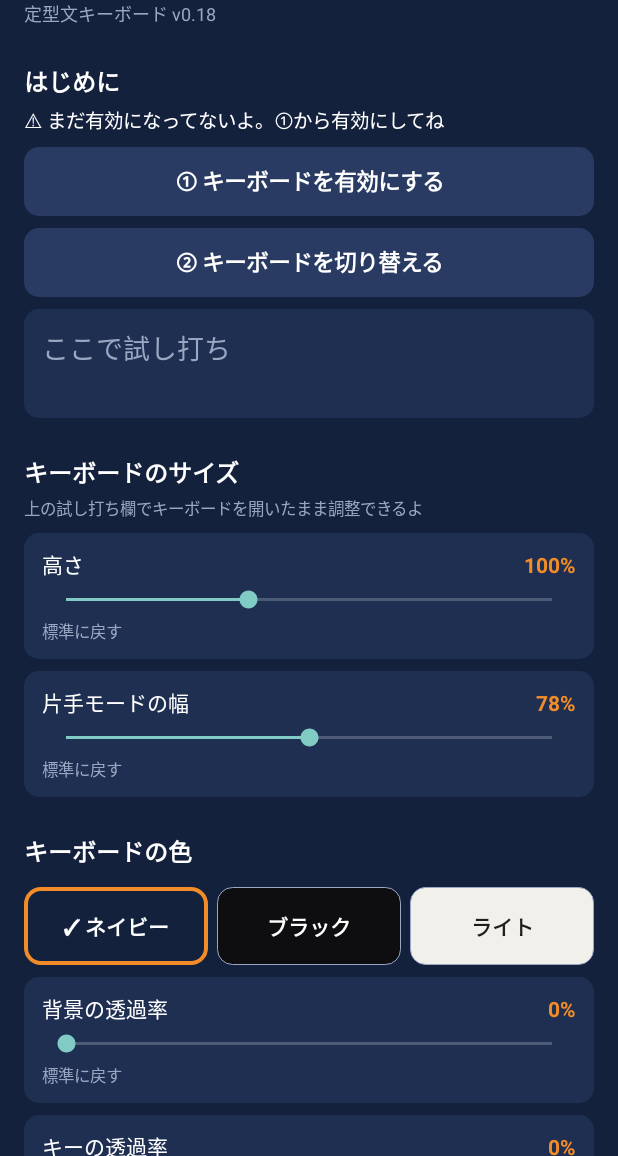
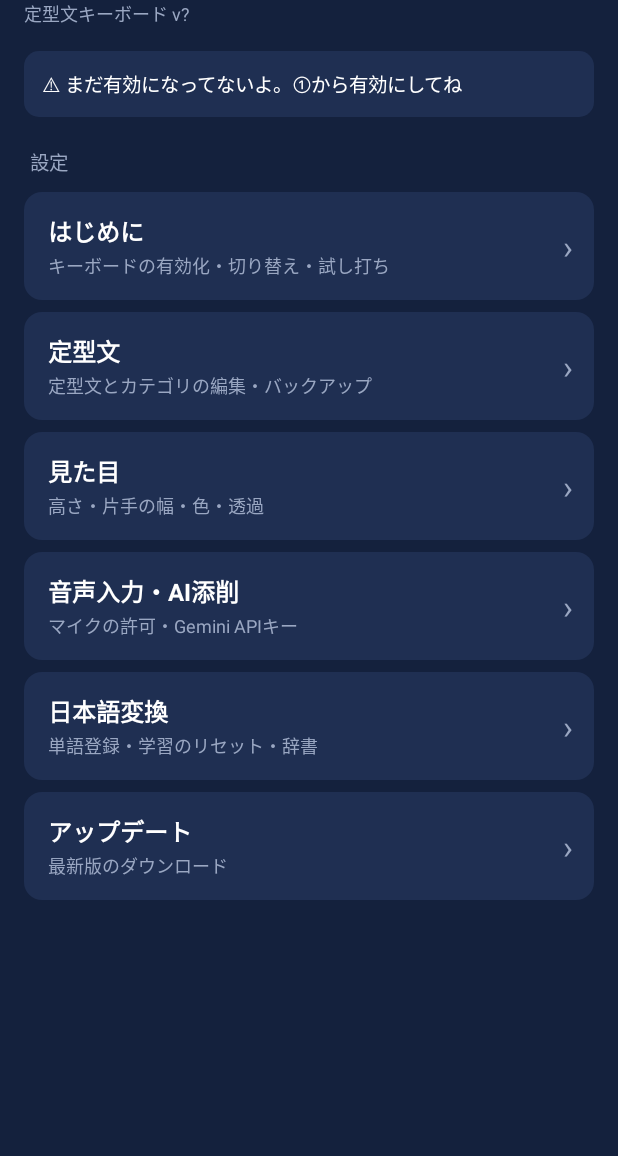
Before and after one commit to shinichitakebuchi-netizen/kooky-keyboard, an Android app: the screen it shows after launch (MainActivity), on a phone screen of 412 x 824 dp, the part 80-1236 px from its top. Run offline under Robolectric (Android 15) with nearby library versions, the phone set to English and light mode, and no system bars; pictures from the network do not load.

Commit message:
v0.19: 設定画面をメニュー＋各ページの2階層に整理
Co-Authored-By: Claude Opus 5.5 <noreply@anthropic.com>
Claude-Session: https://claude.ai/code/session_01TUKXH5ENyJDFos8Gfwi8nY

```diff
--- a/app/build.gradle.kts
+++ b/app/build.gradle.kts
@@ -11,8 +11,8 @@ android {
         applicationId = "jp.kooky.keyboard"
         minSdk = 26
         targetSdk = 34
-        versionCode = 18
-        versionName = "0.18"
+        versionCode = 19
+        versionName = "0.19"
     }
 
     // 毎回同じ鍵で署名して、上書きインストールできるようにする
--- a/app/src/main/java/jp/kooky/keyboard/MainActivity.kt
+++ b/app/src/main/java/jp/kooky/keyboard/MainActivity.kt
@@ -32,9 +32,14 @@ class MainActivity : Activity() {
     private var cats: MutableList<Category> = mutableListOf()
     private var current = 0
 
-    private lateinit var statusText: TextView
-    private lateinit var tabsRow: LinearLayout
-    private lateinit var listBox: LinearLayout
+    // 今表示しているページの部品（ページを切り替えると作り直す）
+    private var statusText: TextView? = null
+    private var tabsRow: LinearLayout? = null
+    private var listBox: LinearLayout? = null
+
+    private lateinit var scrollView: ScrollView
+    private lateinit var col: LinearLayout
+    private var page = "top"
 
     private val match = ViewGroup.LayoutParams.MATCH_PARENT
     private val wrap = ViewGroup.LayoutParams.WRAP_CONTENT
@@ -46,64 +51,140 @@ class MainActivity : Activity() {
         window.statusBarColor = Ui.BG
         window.navigationBarColor = Ui.BG
 
-        val scroll = ScrollView(this).apply {
+        scrollView = ScrollView(this).apply {
             setBackgroundColor(Ui.BG)
             isFillViewport = true
         }
-        val col = LinearLayout(this).apply {
+        col = LinearLayout(this).apply {
             orientation = LinearLayout.VERTICAL
             setPadding(dp(16), dp(24), dp(16), dp(48))
         }
-        scroll.addView(col)
-        setContentView(scroll)
+        scrollView.addView(col)
+        setContentView(scrollView)
+        showPage("top")
+    }
 
+    // ---------- ページの切り替え ----------
+
+    // 各ページの名前（メニューの見出し・説明）
+    private val pages = listOf(
+        Triple("start", "はじめに", "キーボードの有効化・切り替え・試し打ち"),
+        Triple("phrase", "定型文", "定型文とカテゴリの編集・バックアップ"),
+        Triple("look", "見た目", "高さ・片手の幅・色・透過"),
+        Triple("voice", "音声入力・AI添削", "マイクの許可・Gemini APIキー"),
+        Triple("conv", "日本語変換", "単語登録・学習のリセット・辞書"),
+        Triple("update", "アップデート", "最新版のダウンロード")
+    )
+
+    private fun showPage(p: String) {
+        page = p
+        statusText = null
+        tabsRow = null
+        listBox = null
+        micStatus = null
+        userBox = null
+        col.removeAllViews()
+        scrollView.scrollTo(0, 0)
+
+        if (p == "top") {
+            buildTop()
+        } else {
+            pageHeader(pages.firstOrNull { it.first == p }?.second ?: "")
+            when (p) {
+                "start" -> buildStart()
+                "phrase" -> buildPhrase()
+                "look" -> buildLook()
+                "voice" -> buildVoice()
+                "conv" -> buildConv()
+                "update" -> buildUpdate()
+            }
+        }
+        updateStatus()
+        updateMicStatus()
+    }
+
+    @Deprecated("Deprecated in Java")
+    override fun onBackPressed() {
+        if (page != "top") showPage("top") else super.onBackPressed()
+    }
+
+    // サブページの見出し：‹ 戻る ＋ タイトル
+    private fun pageHeader(title: String) {
+        col.addView(text("‹ 設定に戻る", 14f, Ui.ORANGE, bold = true).apply {
+            setPadding(0, dp(4), dp(16), dp(12))
+            setOnClickListener { showPage("top") }
+        })
+        col.addView(text(title, 22f, Ui.TEXT, bold = true))
+    }
+
+    private fun buildTop() {
         col.addView(text("KOOKY KEYBOARD", 22f, Ui.ORANGE, bold = true))
-        col.addView(text("定型文キーボード v0.18", 12f, Ui.SUB))
+        col.addView(text("定型文キーボード v${currentVersion()}", 12f, Ui.SUB))
 
-        // --- はじめに ---
-        col.addView(section("はじめに"))
-        statusText = text("", 13f, Ui.TEXT)
-        col.addView(statusText)
+        // 今の状態（有効・選択中か）
+        val st = text("", 13f, Ui.TEXT).apply {
+            background = Ui.round(Ui.CARD, dp(10).toFloat())
+            setPadding(dp(12), dp(12), dp(12), dp(12))
+        }
+        statusText = st
+        col.addView(st, LinearLayout.LayoutParams(match, wrap).apply { topMargin = dp(16) })
+
+        col.addView(text("設定", 13f, Ui.SUB).apply { setPadding(dp(4), dp(20), 0, dp(2)) })
+        for ((key, title, sub) in pages) col.addView(menuRow(title, sub) { showPage(key) }, blockParams())
+    }
+
+    private fun menuRow(title: String, sub: String, onClick: () -> Unit): View {
+        val row = LinearLayout(this).apply {
+            orientation = LinearLayout.HORIZONTAL
+            gravity = Gravity.CENTER_VERTICAL
+            background = Ui.pressable(Ui.CARD, dp(12).toFloat())
+            setPadding(dp(16), dp(14), dp(14), dp(14))
+            setOnClickListener { onClick() }
+        }
+        val texts = LinearLayout(this).apply { orientation = LinearLayout.VERTICAL }
+        texts.addView(text(title, 16f, Ui.TEXT, bold = true))
+        texts.addView(text(sub, 12f, Ui.SUB).apply { setPadding(0, dp(2), 0, 0) })
+        row.addView(texts, LinearLayout.LayoutParams(0, wrap, 1f))
+        row.addView(text("›", 22f, Ui.SUB))
+        return row
+    }
+
+    private fun testField(): View = EditText(this).apply {
+        hint = "ここで試し打ち"
+        setTextColor(Ui.TEXT)
+        setHintTextColor(Ui.SUB)
+        background = Ui.round(Ui.CARD, dp(10).toFloat())
+        setPadding(dp(12), dp(12), dp(12), dp(12))
+        minLines = 2
+        gravity = Gravity.TOP
+    }
+
+    // ---------- はじめに ----------
+    private fun buildStart() {
+        val st = text("", 13f, Ui.TEXT).apply { setPadding(0, dp(12), 0, 0) }
+        statusText = st
+        col.addView(st)
         col.addView(button("① キーボードを有効にする", Ui.KEY) {
             startActivity(Intent(Settings.ACTION_INPUT_METHOD_SETTINGS))
         }, blockParams())
         col.addView(button("② キーボードを切り替える", Ui.KEY) {
             imm().showInputMethodPicker()
         }, blockParams())
-        val test = EditText(this).apply {
-            hint = "ここで試し打ち"
-            setTextColor(Ui.TEXT)
-            setHintTextColor(Ui.SUB)
-            background = Ui.round(Ui.CARD, dp(10).toFloat())
-            setPadding(dp(12), dp(12), dp(12), dp(12))
-            minLines = 2
-            gravity = Gravity.TOP
-        }
-        col.addView(test, blockParams())
+        col.addView(testField(), blockParams())
+    }
 
-        // --- キーボードのサイズ ---
-        col.addView(section("キーボードのサイズ"))
-        col.addView(text("上の試し打ち欄でキーボードを開いたまま調整できるよ", 11f, Ui.SUB))
-        col.addView(sizeSlider("高さ", "height_pct", 100, 70, 150), blockParams())
-        col.addView(sizeSlider("片手モードの幅", "onehand_pct", 78, 55, 95), blockParams())
-
-        // --- キーボードの色 ---
-        col.addView(section("キーボードの色"))
-        col.addView(themePicker(), blockParams())
-        col.addView(sizeSlider("背景の透過率", "bg_trans", 0, 0, 90), blockParams())
-        col.addView(sizeSlider("キーの透過率", "key_trans", 0, 0, 90), blockParams())
-        col.addView(text("どちらも文字は透けないよ", 11f, Ui.SUB))
-
-        // --- 定型文 ---
-        col.addView(section("定型文"))
-        col.addView(text("タブ長押しでカテゴリ名の変更・削除", 11f, Ui.SUB))
+    // ---------- 定型文 ----------
+    private fun buildPhrase() {
+        col.addView(text("タブ長押しでカテゴリ名の変更・削除", 11f, Ui.SUB).apply { setPadding(0, dp(8), 0, 0) })
         val tabScroll = HorizontalScrollView(this).apply { isHorizontalScrollBarEnabled = false }
-        tabsRow = LinearLayout(this).apply { orientation = LinearLayout.HORIZONTAL }
-        tabScroll.addView(tabsRow)
+        val tr = LinearLayout(this).apply { orientation = LinearLayout.HORIZONTAL }
+        tabScroll.addView(tr)
+        tabsRow = tr
         col.addView(tabScroll, LinearLayout.LayoutParams(match, dp(40)).apply { topMargin = dp(8) })
 
-        listBox = LinearLayout(this).apply { orientation = LinearLayout.VERTICAL }
-        col.addView(listBox, LinearLayout.LayoutParams(match, wrap).apply { topMargin = dp(8) })
+        val lb = LinearLayout(this).apply { orientation = LinearLayout.VERTICAL }
+        listBox = lb
+        col.addView(lb, LinearLayout.LayoutParams(match, wrap).apply { topMargin = dp(8) })
 
         val addRow = LinearLayout(this).apply { orientation = LinearLayout.HORIZONTAL }
         addRow.addView(button("＋ 定型文", Ui.ORANGE) { editPhrase(-1) },
@@ -112,27 +193,45 @@ class MainActivity : Activity() {
             LinearLayout.LayoutParams(0, dp(46), 1f).apply { leftMargin = dp(4) })
         col.addView(addRow, blockParams())
 
-        // --- バックアップ ---
         col.addView(section("バックアップ"))
         col.addView(text("機種変更や入れ直しのときに使ってね", 11f, Ui.SUB))
         col.addView(button("書き出し（クリップボードにコピー）", Ui.KEY) { exportData() }, blockParams())
         col.addView(button("読み込み（クリップボードから）", Ui.KEY) { importData() }, blockParams())
+        render()
+    }
 
-        // --- アップデート ---
-        col.addView(section("アップデート"))
-        col.addView(text("今のバージョン：v${currentVersion()}", 11f, Ui.SUB))
-        col.addView(button("最新版をダウンロード", Ui.ORANGE) { openUpdatePage() }, blockParams())
+    // ---------- 見た目 ----------
+    private fun buildLook() {
+        col.addView(text("下の試し打ち欄でキーボードを開き直すと反映されるよ", 11f, Ui.SUB).apply { setPadding(0, dp(8), 0, 0) })
+        col.addView(testField(), blockParams())
 
-        // --- 音声入力・AI添削 ---
-        col.addView(section("音声入力・AI添削"))
-        col.addView(text("キーボードの🎤で話す →「完了」でAIがビジネス敬語に整えて自動で入力するよ", 11f, Ui.SUB))
+        col.addView(section("サイズ"))
+        col.addView(sizeSlider("高さ", "height_pct", 100, 70, 150), blockParams())
+        col.addView(sizeSlider("片手モードの幅", "onehand_pct", 78, 55, 95), blockParams())
+
+        col.addView(section("色"))
+        col.addView(themePicker(), blockParams())
+
+        col.addView(section("透過"))
+        col.addView(sizeSlider("背景の透過率", "bg_trans", 0, 0, 90), blockParams())
+        col.addView(sizeSlider("キーの透過率", "key_trans", 0, 0, 90), blockParams())
+        col.addView(text("どちらも文字は透けないよ", 11f, Ui.SUB))
+    }
+
+    // ---------- 音声入力・AI添削 ----------
+    private fun buildVoice() {
+        col.addView(text("キーボードのマイクで話す →「添削して入力」でAIがビジネス敬語に整えて自動で入力するよ", 11f, Ui.SUB)
+            .apply { setPadding(0, dp(8), 0, 0) })
+
+        col.addView(section("マイク"))
         val ms = text("", 13f, Ui.TEXT)
         micStatus = ms
-        col.addView(ms, blockParams())
+        col.addView(ms)
         col.addView(button("マイクの使用を許可", Ui.KEY) {
             requestPermissions(arrayOf(Manifest.permission.RECORD_AUDIO), 10)
         }, blockParams())
 
+        col.addView(section("Gemini API"))
         val prefs = getSharedPreferences("kooky_keyboard", Context.MODE_PRIVATE)
         val keyEdit = EditText(this).apply {
             hint = "Gemini APIキー"
@@ -178,20 +277,11 @@ class MainActivity : Activity() {
             "⚠ Gemini APIの無料枠では、送った文章がGoogleのサービス改善に使われることがあるよ。" +
                 "お客様の名前・電話番号などの個人情報は話さないようにしてね。",
             11f, Ui.ORANGE
-        ).apply { setPadding(0, dp(8), 0, 0) })
+        ).apply { setPadding(0, dp(12), 0, 0) })
+    }
 
-        // --- 日本語変換 ---
-        col.addView(section("日本語変換"))
-        col.addView(text("選んだ変換は覚えて、次から先に出すよ", 11f, Ui.SUB))
-        col.addView(button("変換の学習をリセット", Ui.KEY) {
-            confirm("覚えた変換をすべて消す？") {
-                Dict(this).clearLearning()
-                toast("リセットしたよ")
-            }
-        }, blockParams())
-        col.addView(button("辞書のライセンス", Ui.KEY) { showDictLicense() }, blockParams())
-
-        // --- 単語登録 ---
+    // ---------- 日本語変換 ----------
+    private fun buildConv() {
         col.addView(section("単語登録"))
         col.addView(text("店名・商品名・人の名前など、よく使う言葉を登録すると変換で優先して出るよ", 11f, Ui.SUB))
         val ub = LinearLayout(this).apply { orientation = LinearLayout.VERTICAL }
@@ -200,7 +290,23 @@ class MainActivity : Activity() {
         col.addView(button("＋ 単語を登録", Ui.ORANGE) { editUserWord(null) }, blockParams())
         renderUserWords()
 
-        render()
+        col.addView(section("学習"))
+        col.addView(text("選んだ変換は覚えて、次から先に出すよ", 11f, Ui.SUB))
+        col.addView(button("変換の学習をリセット", Ui.KEY) {
+            confirm("覚えた変換をすべて消す？") {
+                Dict(this).clearLearning()
+                toast("リセットしたよ")
+            }
+        }, blockParams())
+
+        col.addView(section("辞書"))
+        col.addView(button("辞書のライセンス", Ui.KEY) { showDictLicense() }, blockParams())
+    }
+
+    // ---------- アップデート ----------
+    private fun buildUpdate() {
+        col.addView(text("今のバージョン：v${currentVersion()}", 13f, Ui.SUB).apply { setPadding(0, dp(12), 0, 0) })
+        col.addView(button("最新版をダウンロード", Ui.ORANGE) { openUpdatePage() }, blockParams())
     }
 
     // ---------- 単語登録 ----------
@@ -387,7 +493,8 @@ class MainActivity : Activity() {
     }
 
     private fun updateStatus() {
-        statusText.text = when {
+        val st = statusText ?: return
+        st.text = when {
             !isEnabled() -> "⚠ まだ有効になってないよ。①から有効にしてね"
             !isSelected() -> "✅ 有効になってる。②で切り替えると使えるよ"
             else -> "✅ 今このキーボードが選ばれてるよ"
@@ -402,6 +509,9 @@ class MainActivity : Activity() {
     }
 
     private fun render() {
+        // 定型文ページを開いていないときは何もしない
+        val tabsRow = tabsRow ?: return
+        val listBox = listBox ?: return
         if (current >= cats.size) current = maxOf(0, cats.size - 1)
 
         tabsRow.removeAllViews()
```
